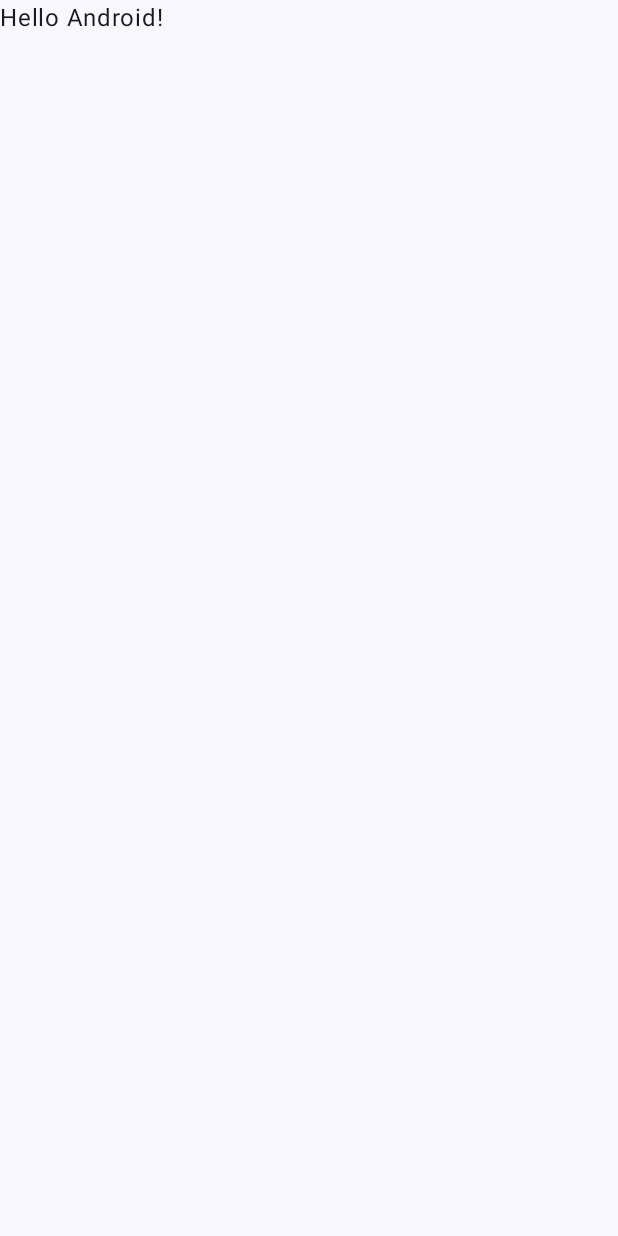
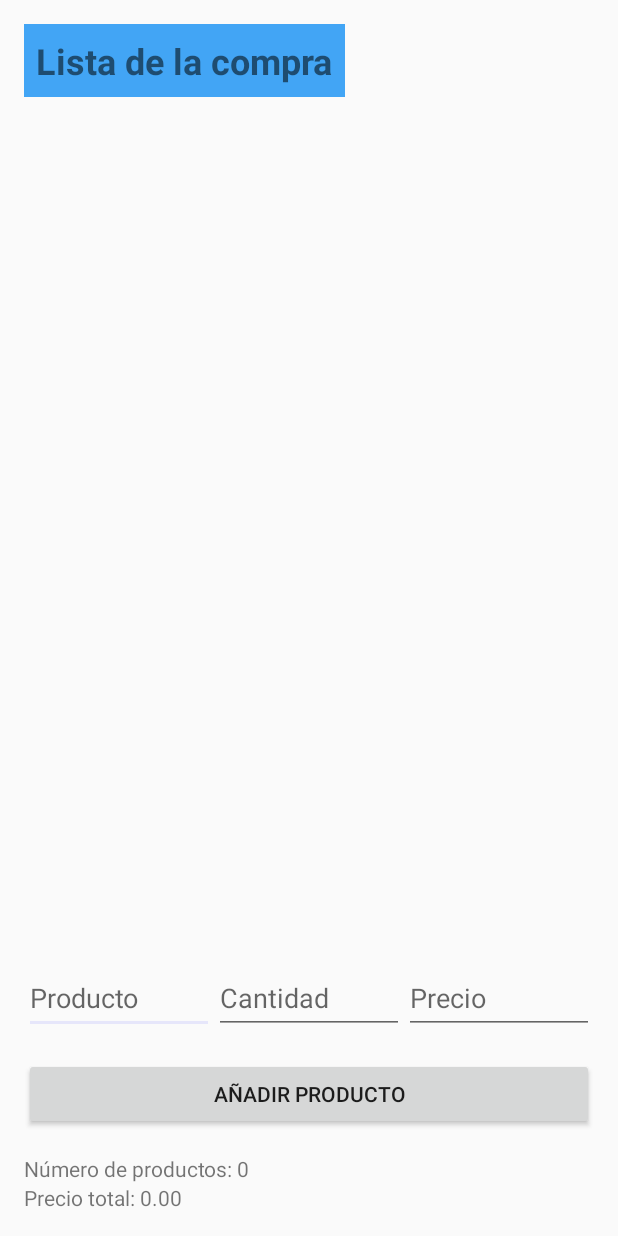
Before and after one commit to siraglez/ListaCompra, an Android app built with Jetpack Compose: the screen it shows after launch (MainActivity), on a phone screen of 412 x 824 dp. Before the commit the screen is almost empty. Run offline under Robolectric (Android 15) with nearby library versions, the phone set to English and light mode, and no system bars.

Commit message:
arreglar vista

```diff
--- a/app/src/main/java/com/example/listacompra/MainActivity.kt
+++ b/app/src/main/java/com/example/listacompra/MainActivity.kt
@@ -1,47 +1,68 @@
 package com.example.listacompra
 
 import android.os.Bundle
-import androidx.activity.ComponentActivity
-import androidx.activity.compose.setContent
-import androidx.activity.enableEdgeToEdge
-import androidx.compose.foundation.layout.fillMaxSize
-import androidx.compose.foundation.layout.padding
-import androidx.compose.material3.Scaffold
-import androidx.compose.material3.Text
-import androidx.compose.runtime.Composable
-import androidx.compose.ui.Modifier
-import androidx.compose.ui.tooling.preview.Preview
-import com.example.listacompra.ui.theme.ListaCompraTheme
+import android.widget.Button
+import android.widget.EditText
+import android.widget.ListView
+import android.widget.TextView
+import androidx.appcompat.app.AppCompatActivity
 
-class MainActivity : ComponentActivity() {
+class MainActivity : AppCompatActivity() {
+
+    private lateinit var listViewProducts: ListView
+    private lateinit var editTextProductName: EditText
+    private lateinit var editTextQuantity: EditText
+    private lateinit var editTextPrice: EditText
+    private lateinit var buttonAdd: Button
+    private lateinit var textViewTotalItems: TextView
+    private lateinit var textViewTotalPrice: TextView
+
+    private val products = mutableListOf<Product>()
+    private lateinit var productAdapter: ProductAdapter
+
     override fun onCreate(savedInstanceState: Bundle?) {
         super.onCreate(savedInstanceState)
-        enableEdgeToEdge()
-        setContent {
-            ListaCompraTheme {
-                Scaffold(modifier = Modifier.fillMaxSize()) { innerPadding ->
-                    Greeting(
-                        name = "Android",
-                        modifier = Modifier.padding(innerPadding)
-                    )
-                }
-            }
+        setContentView(R.layout.activity_main)
+
+        listViewProducts = findViewById(R.id.listViewProducts)
+        editTextProductName = findViewById(R.id.editTextProductName)
+        editTextQuantity = findViewById(R.id.editTextQuantity)
+        editTextPrice = findViewById(R.id.editTextPrice)
+        buttonAdd = findViewById(R.id.buttonAdd)
+        textViewTotalItems = findViewById(R.id.textViewTotalItems)
+        textViewTotalPrice = findViewById(R.id.textViewTotalPrice)
+
+        productAdapter = ProductAdapter(this, products)
+        listViewProducts.adapter = productAdapter
+
+        buttonAdd.setOnClickListener {
+            addProduct()
         }
     }
-}
 
-@Composable
-fun Greeting(name: String, modifier: Modifier = Modifier) {
-    Text(
-        text = "Hello $name!",
-        modifier = modifier
-    )
-}
+    private fun addProduct() {
+        val productName = editTextProductName.text.toString().trim()
+        val quantity = editTextQuantity.text.toString().trim()
+        val price = editTextPrice.text.toString().trim()
 
-@Preview(showBackground = true)
-@Composable
-fun GreetingPreview() {
-    ListaCompraTheme {
-        Greeting("Android")
+        if (productName.isNotEmpty()) {
+            val product = Product(name = productName, quantity = quantity, price = price)
+            products.add(product)
+            productAdapter.notifyDataSetChanged()
+            updateTotals()
+
+            // Limpiar los campos después de agregar
+            editTextProductName.text.clear()
+            editTextQuantity.text.clear()
+            editTextPrice.text.clear()
+        }
+    }
+
+    private fun updateTotals() {
+        val totalItems = products.size
+        val totalPrice = products.sumOf { it.price.toDoubleOrNull() ?: 0.0 }
+
+        textViewTotalItems.text = "Número de productos: $totalItems"
+        textViewTotalPrice.text = "Precio total: %.2f".format(totalPrice)
     }
 }
--- /dev/null
+++ b/app/src/main/java/com/example/listacompra/ProductAdapter.kt
@@ -0,0 +1,25 @@
+package com.example.listacompra
+
+import android.content.Context
+import android.view.LayoutInflater
+import android.view.View
+import android.view.ViewGroup
+import android.widget.ArrayAdapter
+import android.widget.TextView
+
+class ProductAdapter(context: Context, private val products: List<Product>) :
+    ArrayAdapter<Product>(context, 0, products) {
+
+    override fun getView(position: Int, convertView: View?, parent: ViewGroup): View {
+        val product = getItem(position)!!
+
+        // Verifica si se reutiliza una vista existente, de lo contrario, infla una nueva
+        val view = convertView ?: LayoutInflater.from(context).inflate(R.layout.item_product, parent, false)
+
+        // Configura el texto del TextView
+        val textViewProduct: TextView = view.findViewById(R.id.textViewProduct)
+        textViewProduct.text = "\"${product.name}\": \"${product.quantity}\" = \"${product.price}\""
+
+        return view
+    }
+}
```
Also changed, not shown: app/src/main/java/com/example/listacompra/Product.kt (added, +7 -0 lines).
